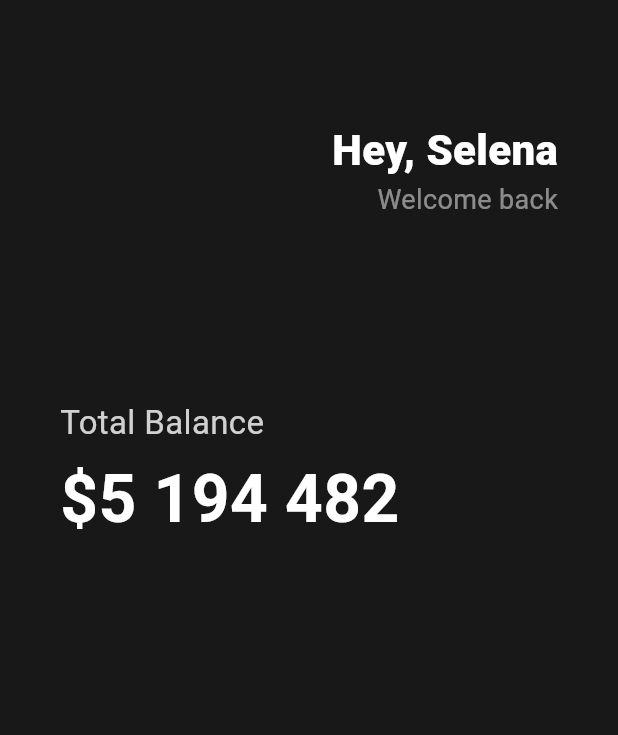
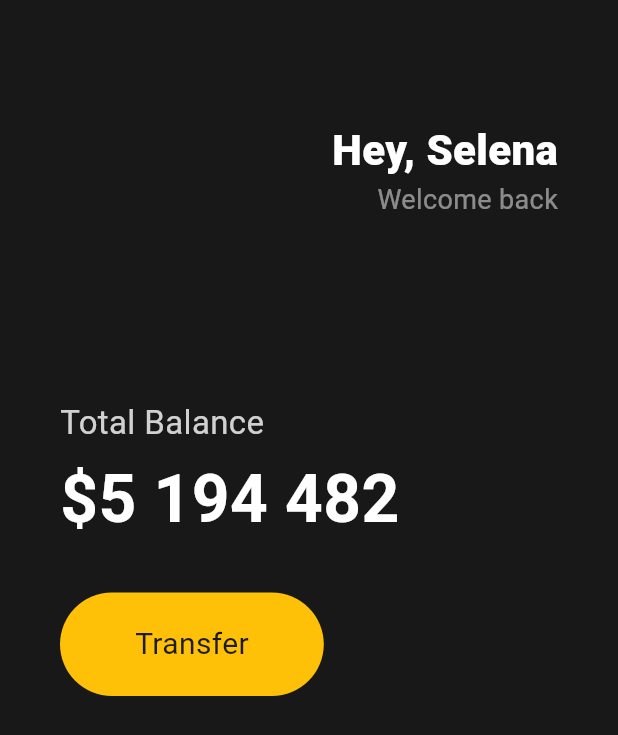
Before and after one commit to kijiwon/toonflix, a Flutter app: the screen it shows after launch, on a phone screen of 412 x 824 dp. Shown: the top 735 px of the screen. Run offline on Flutter 3.47's test engine with Material 3 defaults, Android fonts, the phone set to English and light mode, and no system bars.

Commit message:
button 추가 및 const 설정

```diff
--- a/lib/main.dart
+++ b/lib/main.dart
@@ -28,9 +28,9 @@
       // 6. home 프로퍼티 설정
       home: Scaffold(
           // 8. scaffold widget을 사용해 화면 구성
-          backgroundColor: Color(0xFF181818), // custom color
+          backgroundColor: const Color(0xFF181818), // custom color
           body: Padding(
-            padding: EdgeInsets.symmetric(
+            padding: const EdgeInsets.symmetric(
               horizontal: 40,
             ), // 수평 방향으로 여백 넣기
             child: Column(
@@ -38,7 +38,7 @@
               crossAxisAlignment: CrossAxisAlignment.start,
               children: [
                 // 여백 공간 넣기
-                SizedBox(
+                const SizedBox(
                   height: 80,
                 ),
                 Row(
@@ -48,7 +48,7 @@
                     Column(
                       crossAxisAlignment: CrossAxisAlignment.end,
                       children: [
-                        Text(
+                        const Text(
                           'Hey, Selena',
                           // text styling
                           style: TextStyle(
@@ -68,7 +68,7 @@
                     )
                   ],
                 ),
-                SizedBox(
+                const SizedBox(
                   height: 120,
                 ),
                 Text(
@@ -78,16 +78,42 @@
                     color: Colors.white.withOpacity(0.8),
                   ),
                 ),
-                SizedBox(
+                const SizedBox(
                   height: 5,
                 ),
-                Text(
+                const Text(
                   '\$5 194 482', // \를 붙여 $를 기호로 사용
                   style: TextStyle(
                     fontSize: 44,
                     fontWeight: FontWeight.w600,
                     color: Colors.white,
                   ),
+                ),
+                const SizedBox(
+                  height: 30,
+                ),
+                Row(
+                  children: [
+                    // button container 만들기
+                    Container(
+                      decoration: BoxDecoration(
+                        color: Colors.amber,
+                        borderRadius: BorderRadius.circular(45),
+                      ),
+                      child: const Padding(
+                        padding: EdgeInsets.symmetric(
+                          vertical: 20,
+                          horizontal: 50,
+                        ),
+                        child: Text(
+                          'Transfer',
+                          style: TextStyle(
+                            fontSize: 20,
+                          ),
+                        ),
+                      ),
+                    )
+                  ],
                 )
               ],
             ),
```
